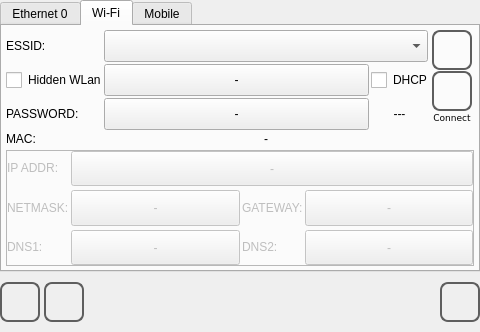
MECTsrl/mect_plugins, file qt_library/ATCMsystem/net_conf.ui: the form before one commit.
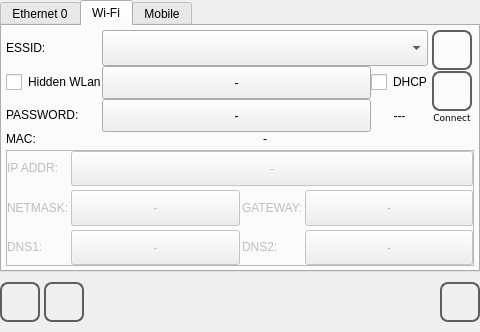
The form after the commit. The open tabs and pages were chosen to show the change. Icons and pictures are not drawn.

The edit to the form file:
```diff
--- a/qt_library/ATCMsystem/net_conf.ui
+++ b/qt_library/ATCMsystem/net_conf.ui
@@ -27,7 +27,13 @@
 QCheckBox::indicator:checked:enabled {
     image: url(:/libicons/img/Yes.png);
 }
-</string>
+QComboBox  {	
+	min-height: 30px;
+	font-size: 20px;
+}
+QScrollBar:vertical {
+	width: 30px;
+}</string>
   </property>
   <layout class="QVBoxLayout" name="verticalLayout">
    <property name="spacing">
@@ -361,7 +367,7 @@
          <item>
           <layout class="QGridLayout" name="gridLayout_4">
            <property name="spacing">
-            <number>2</number>
+            <number>0</number>
            </property>
            <item row="0" column="0">
             <widget class="QLabel" name="label_wlan0_essid">
@@ -390,6 +396,9 @@
              <property name="focusPolicy">
               <enum>Qt::NoFocus</enum>
              </property>
+             <property name="styleSheet">
+              <string notr="true"/>
+             </property>
             </widget>
            </item>
            <item row="2" column="0">
@@ -416,6 +425,12 @@
                <verstretch>0</verstretch>
               </sizepolicy>
              </property>
+             <property name="minimumSize">
+              <size>
+               <width>0</width>
+               <height>25</height>
+              </size>
+             </property>
              <property name="focusPolicy">
               <enum>Qt::NoFocus</enum>
              </property>
@@ -474,6 +489,12 @@
                <verstretch>0</verstretch>
               </sizepolicy>
              </property>
+             <property name="minimumSize">
+              <size>
+               <width>0</width>
+               <height>25</height>
+              </size>
+             </property>
              <property name="text">
               <string notr="true">-</string>
              </property>
```
Left out of the diff: 32 changed lines with no effect on the pictures.
